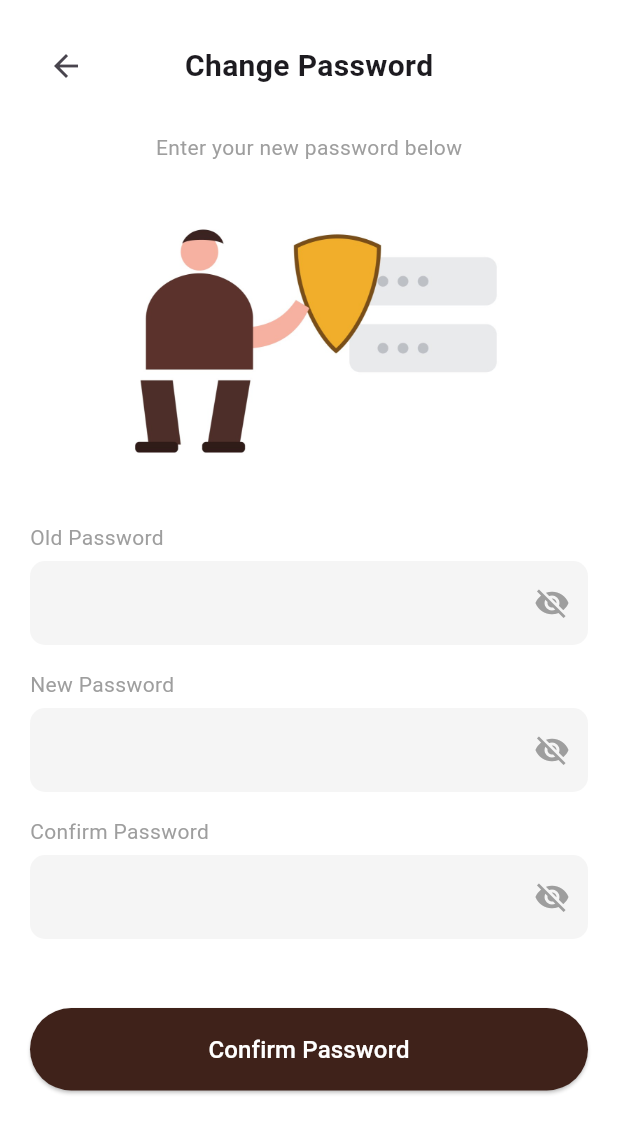
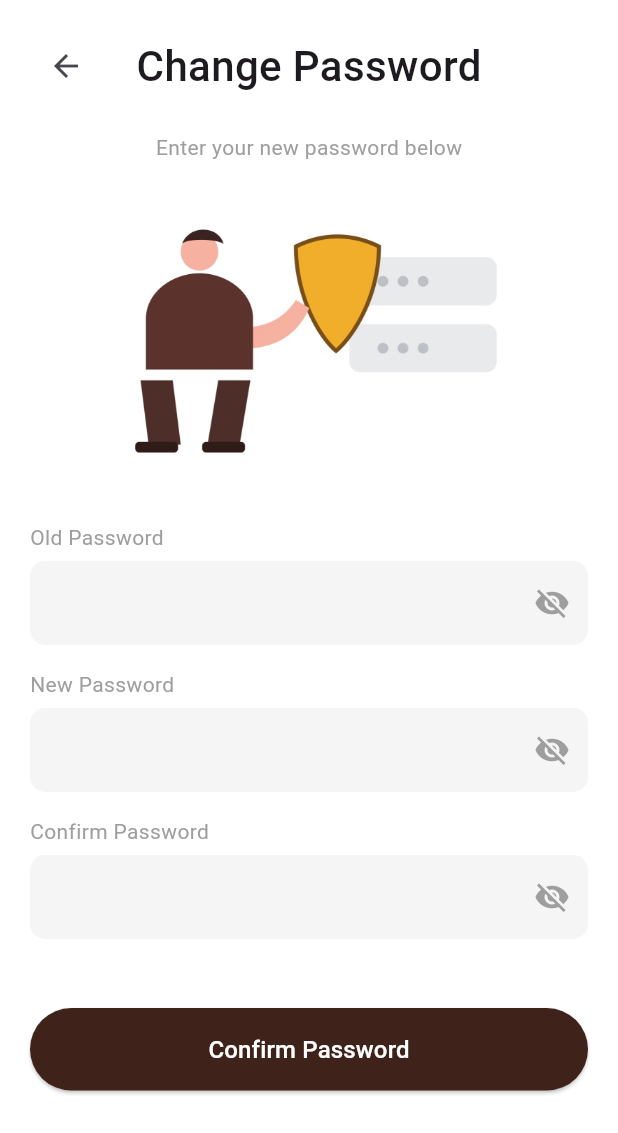
Before and after one commit to Deep-Kacha/Car_Rent_App, a Flutter app: the ChangePasswordPage screen opened directly, on a phone screen of 412 x 824 dp. Shown: the top 1133 px of the screen. Run offline on Flutter 3.47's test engine with Material 3 defaults, Android fonts, the light colour scheme and no system bars.

Commit message:
Fix A Header Text

```diff
--- a/car_rental_project/lib/Menu/ChangePassword.dart
+++ b/car_rental_project/lib/Menu/ChangePassword.dart
@@ -65,8 +65,8 @@ class _ChangePasswordPageState extends State<ChangePasswordPage> {
                         child: Text(
                           "Change Password",
                           style: TextStyle(
-                            fontSize: 20,
-                            fontWeight: FontWeight.bold,
+                            fontSize: 28,
+                            fontWeight: FontWeight.w500,
                           ),
                         ),
                       ),
```
Also changed, not shown: car_rental_project/lib/Menu/EditProfile.dart (+3 -9 lines).
